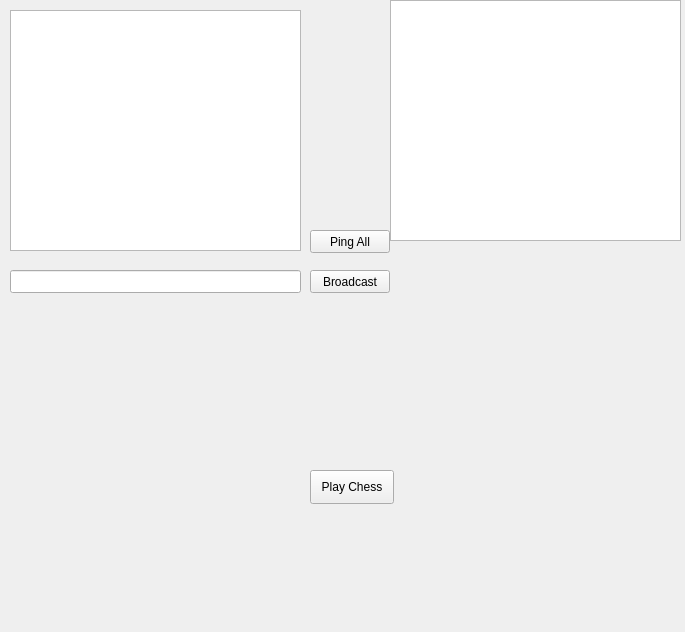
This is gui/NEMainpage.ui in chozabu/RetroChess as Qt 5 draws it before an edit. The edited form follows.
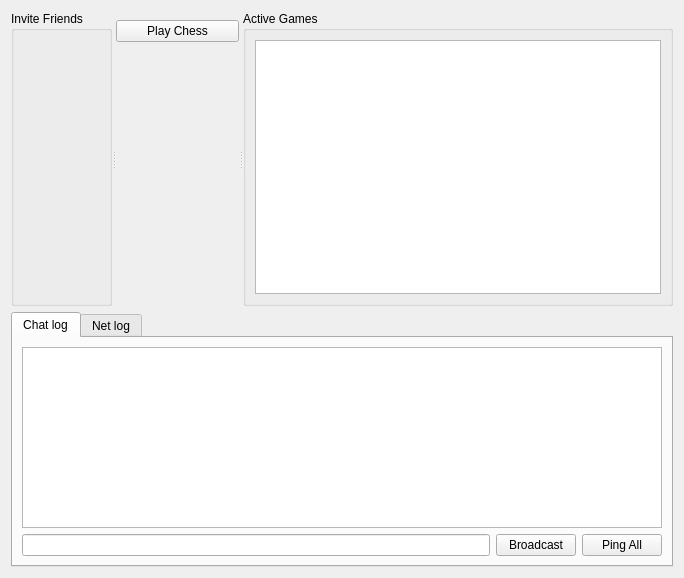
This is the edited form. Custom widgets are drawn as their Qt base class.

Commit message: patch from defnax: redo UI, replace icon, tweaks

```diff
--- a/gui/NEMainpage.ui
+++ b/gui/NEMainpage.ui
@@ -6,92 +6,117 @@
    <rect>
     <x>0</x>
     <y>0</y>
-    <width>685</width>
-    <height>632</height>
+    <width>684</width>
+    <height>578</height>
    </rect>
   </property>
   <property name="windowTitle">
    <string>Form</string>
   </property>
-  <widget class="QPushButton" name="pingAllButton">
-   <property name="geometry">
-    <rect>
-     <x>310</x>
-     <y>230</y>
-     <width>80</width>
-     <height>23</height>
-    </rect>
-   </property>
-   <property name="text">
-    <string>Ping All</string>
-   </property>
-  </widget>
-  <widget class="QListWidget" name="listWidget">
-   <property name="geometry">
-    <rect>
-     <x>10</x>
-     <y>10</y>
-     <width>291</width>
-     <height>241</height>
-    </rect>
-   </property>
-  </widget>
-  <widget class="QPushButton" name="broadcastButton">
-   <property name="geometry">
-    <rect>
-     <x>310</x>
-     <y>270</y>
-     <width>80</width>
-     <height>23</height>
-    </rect>
-   </property>
-   <property name="text">
-    <string>Broadcast</string>
-   </property>
-  </widget>
-  <widget class="QLineEdit" name="msgInput">
-   <property name="geometry">
-    <rect>
-     <x>10</x>
-     <y>270</y>
-     <width>291</width>
-     <height>23</height>
-    </rect>
-   </property>
-  </widget>
-  <widget class="QListWidget" name="netLogWidget">
-   <property name="geometry">
-    <rect>
-     <x>390</x>
-     <y>0</y>
-     <width>291</width>
-     <height>241</height>
-    </rect>
-   </property>
-  </widget>
-  <widget class="FriendSelectionWidget" name="widget" native="true">
-   <property name="geometry">
-    <rect>
-     <x>20</x>
-     <y>350</y>
-     <width>281</width>
-     <height>241</height>
-    </rect>
-   </property>
-  </widget>
-  <widget class="QPushButton" name="playButton">
-   <property name="geometry">
-    <rect>
-     <x>310</x>
-     <y>470</y>
-     <width>84</width>
-     <height>34</height>
-    </rect>
-   </property>
-   <property name="text">
-    <string>Play Chess</string>
-   </property>
-  </widget>
+  <layout class="QGridLayout" name="gridLayout_6">
+   <item row="0" column="0">
+    <widget class="QSplitter" name="splitter">
+     <property name="orientation">
+      <enum>Qt::Horizontal</enum>
+     </property>
+     <widget class="QGroupBox" name="groupBox_2">
+      <property name="title">
+       <string>Invite Friends</string>
+      </property>
+      <layout class="QGridLayout" name="gridLayout_5">
+       <item row="0" column="0">
+        <widget class="FriendSelectionWidget" name="widget" native="true"/>
+       </item>
+      </layout>
+     </widget>
+     <widget class="QWidget" name="layoutWidget">
+      <layout class="QVBoxLayout" name="verticalLayout">
+       <property name="topMargin">
+        <number>9</number>
+       </property>
+       <item>
+        <widget class="QPushButton" name="playButton">
+         <property name="text">
+          <string>Play Chess</string>
+         </property>
+        </widget>
+       </item>
+       <item>
+        <spacer name="verticalSpacer">
+         <property name="orientation">
+          <enum>Qt::Vertical</enum>
+         </property>
+         <property name="sizeHint" stdset="0">
+          <size>
+           <width>20</width>
+           <height>278</height>
+          </size>
+         </property>
+        </spacer>
+       </item>
+      </layout>
+     </widget>
+     <widget class="QGroupBox" name="groupBox">
+      <property name="title">
+       <string>Active Games</string>
+      </property>
+      <layout class="QGridLayout" name="gridLayout_4">
+       <item row="0" column="0">
+        <widget class="QListWidget" name="listWidget_2"/>
+       </item>
+      </layout>
+     </widget>
+    </widget>
+   </item>
+   <item row="1" column="0">
+    <widget class="QTabWidget" name="tabWidget">
+     <property name="currentIndex">
+      <number>0</number>
+     </property>
+     <widget class="QWidget" name="tab">
+      <attribute name="title">
+       <string>Chat log</string>
+      </attribute>
+      <layout class="QGridLayout" name="gridLayout_3">
+       <item row="0" column="0">
+        <layout class="QGridLayout" name="gridLayout">
+         <item row="0" column="0" colspan="3">
+          <widget class="QListWidget" name="listWidget"/>
+         </item>
+         <item row="1" column="0">
+          <widget class="QLineEdit" name="msgInput"/>
+         </item>
+         <item row="1" column="1">
+          <widget class="QPushButton" name="broadcastButton">
+           <property name="text">
+            <string>Broadcast</string>
+           </property>
+          </widget>
+         </item>
+         <item row="1" column="2">
+          <widget class="QPushButton" name="pingAllButton">
+           <property name="text">
+            <string>Ping All</string>
+           </property>
+          </widget>
+         </item>
+        </layout>
+       </item>
+      </layout>
+     </widget>
+     <widget class="QWidget" name="tab_2">
+      <attribute name="title">
+       <string>Net log</string>
+      </attribute>
+      <layout class="QGridLayout" name="gridLayout_2">
+       <item row="0" column="0">
+        <widget class="QListWidget" name="netLogWidget"/>
+       </item>
+      </layout>
+     </widget>
+    </widget>
+   </item>
+  </layout>
  </widget>
  <customwidgets>
   <customwidget>
```
The commit also changes 3 other files.
